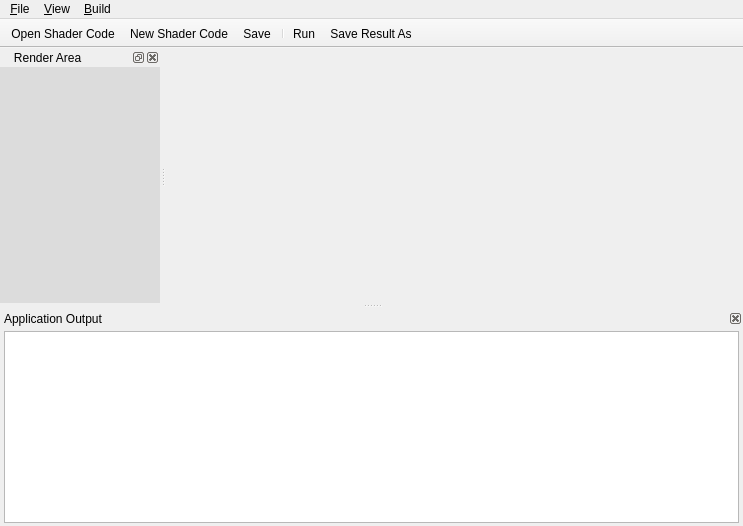
Above: forms/MainWindow.ui from ethiago/shader-labs before the change. Below: the same form after it.
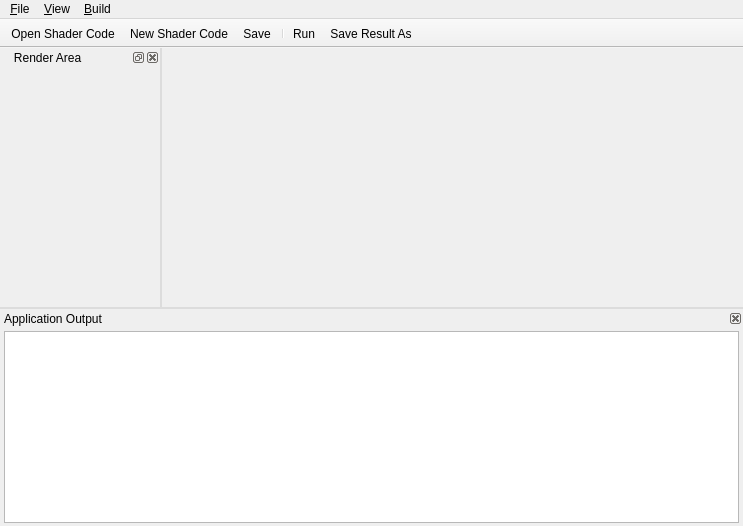
That is the form after the change. Icons and pictures are not drawn.

What changed in the file:
```diff
--- a/forms/MainWindow.ui
+++ b/forms/MainWindow.ui
@@ -23,6 +23,17 @@
   <property name="layoutDirection">
    <enum>Qt::LeftToRight</enum>
   </property>
+  <property name="styleSheet">
+   <string notr="true">QMainWindow::separator {
+     background:  rgb(220, 220, 220);
+     width: 2px; /* when vertical */
+     height: 2px; /* when horizontal */
+ }
+
+ QMainWindow::separator:hover {
+     background:  rgb(170, 170, 170);
+ }</string>
+  </property>
   <widget class="QWidget" name="centralWidget">
    <layout class="QHBoxLayout" name="horizontalLayout">
     <property name="spacing">
@@ -125,7 +136,7 @@
     <enum>Qt::LeftToRight</enum>
    </property>
    <property name="styleSheet">
-    <string notr="true">background: rgb(220,220,220)</string>
+    <string notr="true"/>
    </property>
    <property name="floating">
     <bool>false</bool>
```
Left out of the diff: 3 changed lines with no effect on the pictures.
